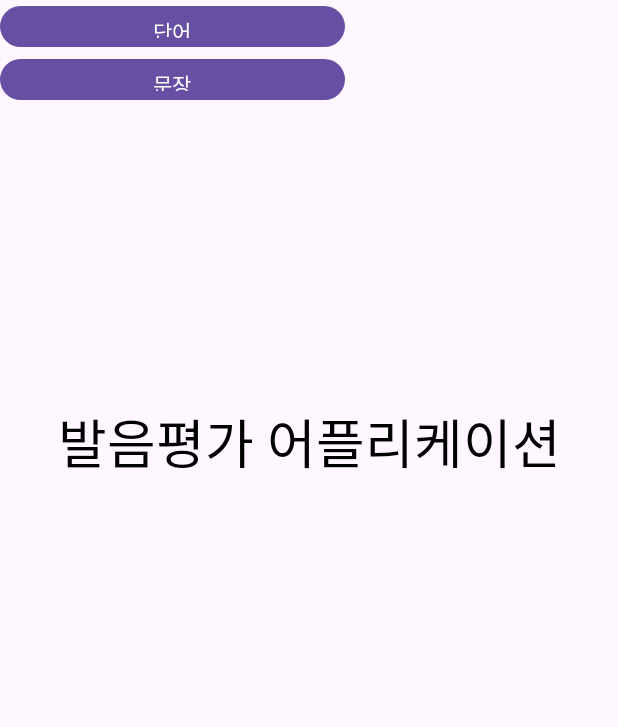
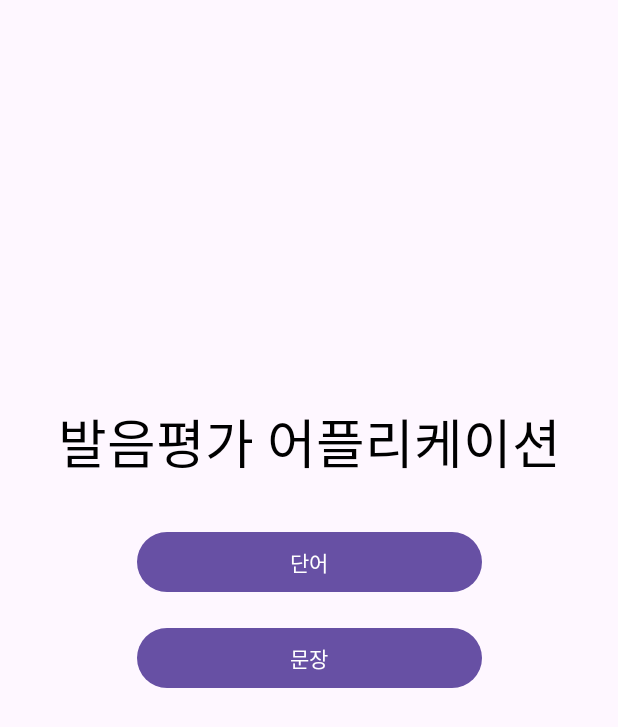
Before and after one commit to Raccoonjjang/pigeon-head-helicopter, an Android app: the screen it shows after launch (MainActivity), on a phone screen of 412 x 824 dp. Shown: the top 727 px of the screen. Run offline under Robolectric (Android 15) with nearby library versions, the phone set to English and light mode, and no system bars.

```diff
--- a/app/build.gradle.kts
+++ b/app/build.gradle.kts
@@ -37,7 +37,9 @@ dependencies {
     implementation(libs.material)
     implementation(libs.activity)
     implementation(libs.constraintlayout)
+    implementation ("net.sourceforge.jexcelapi:jxl:2.6.12")
     testImplementation(libs.junit)
     androidTestImplementation(libs.ext.junit)
     androidTestImplementation(libs.espresso.core)
+
 }
--- a/app/src/main/java/com/example/head/MainActivity.java
+++ b/app/src/main/java/com/example/head/MainActivity.java
@@ -1,6 +1,9 @@
 package com.example.head;
 
+import android.content.Intent;
 import android.os.Bundle;
+import android.view.View;
+import android.widget.Button;
 
 import androidx.activity.EdgeToEdge;
 import androidx.appcompat.app.AppCompatActivity;
@@ -15,10 +18,22 @@ public class MainActivity extends AppCompatActivity {
         super.onCreate(savedInstanceState);
         EdgeToEdge.enable(this);
         setContentView(R.layout.activity_main);
+
+        // Edge-to-Edge를 위한 코드
         ViewCompat.setOnApplyWindowInsetsListener(findViewById(R.id.main), (v, insets) -> {
             Insets systemBars = insets.getInsets(WindowInsetsCompat.Type.systemBars());
             v.setPadding(systemBars.left, systemBars.top, systemBars.right, systemBars.bottom);
             return insets;
         });
+
+        // "단어" 버튼 클릭 시 WordActivity로 이동
+        Button wordButton = findViewById(R.id.btn_word);
+        wordButton.setOnClickListener(new View.OnClickListener() {
+            @Override
+            public void onClick(View v) {
+                Intent intent = new Intent(MainActivity.this, WordActivity.class);
+                startActivity(intent);
+            }
+        });
     }
 }
--- a/app/src/main/res/layout/activity_main.xml
+++ b/app/src/main/res/layout/activity_main.xml
@@ -1,4 +1,3 @@
-<?xml version="1.0" encoding="utf-8"?>
 <androidx.constraintlayout.widget.ConstraintLayout xmlns:android="http://schemas.android.com/apk/res/android"
     xmlns:app="http://schemas.android.com/apk/res-auto"
     xmlns:tools="http://schemas.android.com/tools"
@@ -8,6 +7,7 @@
     tools:context=".MainActivity">
 
     <TextView
+        android:id="@+id/tv_title"
         android:layout_width="wrap_content"
         android:layout_height="wrap_content"
         android:layout_marginTop="268dp"
@@ -16,26 +16,30 @@
         android:textSize="35dp"
         app:layout_constraintEnd_toEndOf="parent"
         app:layout_constraintStart_toStartOf="parent"
-        app:layout_constraintTop_toTopOf="parent"></TextView>
+        app:layout_constraintTop_toTopOf="parent" />
 
     <Button
         android:id="@+id/btn_word"
         android:layout_width="230dp"
-        android:layout_height="35dp"
+        android:layout_height="48dp"
         android:foreground="?attr/selectableItemBackgroundBorderless"
         android:text="단어"
         android:textAllCaps="false"
-        tools:layout_editor_absoluteX="90dp"
-        tools:layout_editor_absoluteY="475dp" />
+        app:layout_constraintStart_toStartOf="parent"
+        app:layout_constraintEnd_toEndOf="parent"
+        app:layout_constraintTop_toBottomOf="@+id/tv_title"
+        android:layout_marginTop="30dp" />
 
     <Button
         android:id="@+id/btn_sentence"
         android:layout_width="230dp"
-        android:layout_height="35dp"
+        android:layout_height="48dp"
         android:foreground="?attr/selectableItemBackgroundBorderless"
         android:text="문장"
         android:textAllCaps="false"
         app:layout_constraintStart_toStartOf="@+id/btn_word"
-        app:layout_constraintTop_toBottomOf="@+id/btn_word" />
+        app:layout_constraintTop_toBottomOf="@+id/btn_word"
+        app:layout_constraintEnd_toEndOf="@+id/btn_word"
+        android:layout_marginTop="16dp" />
 
 </androidx.constraintlayout.widget.ConstraintLayout>
```
Also changed, not shown: app/src/main/AndroidManifest.xml (+9 -1 lines), app/src/main/java/com/example/head/Recode/Recoder.java (added, +64 -0 lines), app/src/main/java/com/example/head/WordActivity.java (added, +129 -0 lines), app/src/main/res/layout/activity_word.xml (+44 -3 lines).
